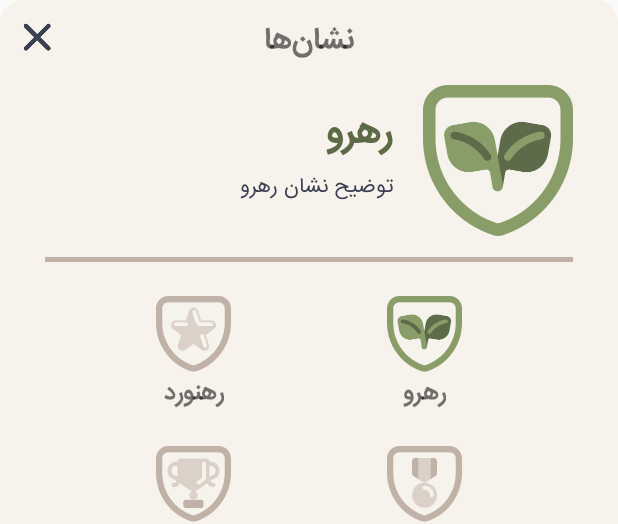
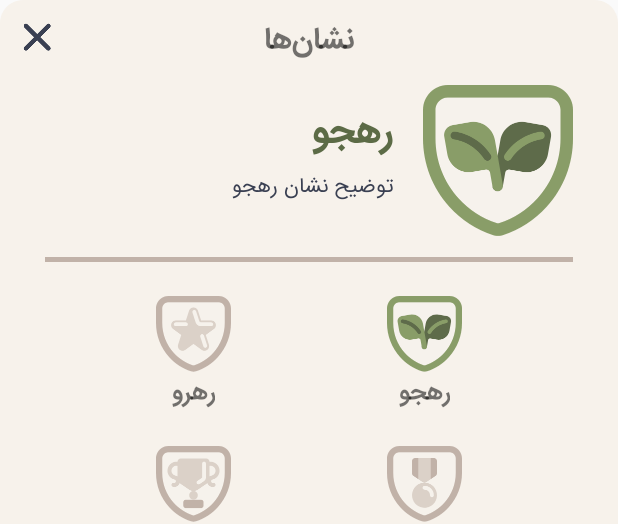
Before and after one commit to u4i-admin/Haami, an Android app: the layout popup_sign.xml on its own in the app's theme, with its tools: preview values and no code run, on a phone screen of 412 x 824 dp. Shown: the top 524 px of the screen. Run offline under Robolectric (Android 15) with nearby library versions, the phone set to English and light mode, and no system bars; network calls fail.

Commit message:
Change some strings in resource and activity

```diff
--- a/app/src/main/res/layout/popup_sign.xml
+++ b/app/src/main/res/layout/popup_sign.xml
@@ -56,7 +56,7 @@
         android:layout_width="wrap_content"
         android:layout_height="wrap_content"
         android:fontFamily="@font/iran_sans"
-        android:text="توضیح نشان رهرو"
+        android:text="@string/rahjoo_sign_description"
         android:textColor="@color/colorLibraryActiveTitle"
         app:layout_constraintEnd_toEndOf="@+id/textView"
         app:layout_constraintTop_toBottomOf="@+id/textView" />
--- a/app/src/main/res/values/strings.xml
+++ b/app/src/main/res/values/strings.xml
@@ -16,8 +16,8 @@
     <string name="places">مکان‌های</string>
     <string name="just_for_today">فقط برای امروز</string>
     <string name="signs">نشان‌ها</string>
-    <string name="rahro">رهرو</string>
-    <string name="rahnavard">رهنورد</string>
+    <string name="rahro">رهجو</string>
+    <string name="rahnavard">رهرو</string>
     <string name="pishtaz">پیشتاز</string>
     <string name="pirouz">پیروز</string>
     <string name="read">بخوان</string>
@@ -69,4 +69,8 @@
     <string name="approve_exit_from_app">مطمئن هستید که می‌خواهید\nاز حامی خارج شوید؟</string>
     <string name="user_name">نام کاربر</string>
     <string name="signup_successful">ثبت نام شما با موفقیت انجام شد</string>
+    <string name="rahjoo_sign_description">توضیح نشان رهجو</string>
+    <string name="rahro_sign_description">توضیح نشان رهرو</string>
+    <string name="pishtaz_sign_description">توضیح نشان پشتاز</string>
+    <string name="pirouz_sign_description">توضیح نشان پیروز</string>
 </resources>
```
